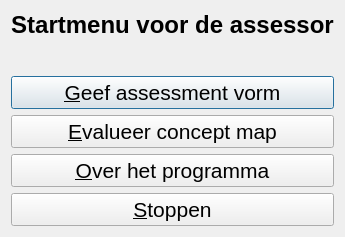
The window that Projects/ProjectBrainweaver/qtpvdbassessormenudialog.ui (richelbilderbeek/ProjectRichelBilderbeek) describes before a commit, drawn with Qt 5.
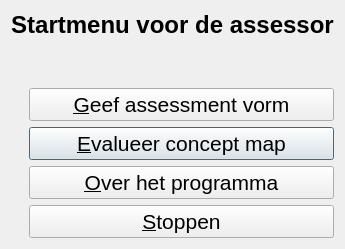
The same window after the commit. Icons and pictures are not drawn.

```diff
--- a/Projects/ProjectBrainweaver/qtpvdbassessormenudialog.ui
+++ b/Projects/ProjectBrainweaver/qtpvdbassessormenudialog.ui
@@ -6,8 +6,8 @@
    <rect>
     <x>0</x>
     <y>0</y>
-    <width>338</width>
-    <height>237</height>
+    <width>337</width>
+    <height>249</height>
    </rect>
   </property>
   <property name="font">
@@ -21,28 +21,38 @@
    <string>Mijn persoonlijke werktheorie, programma voor de assessor</string>
   </property>
   <property name="windowIcon">
-   <iconset resource="ProjectVanDenBogaart.qrc">
+   <iconset resource="Brainweaver.qrc">
     <normaloff>:/images/PicArrow14x14.png</normaloff>:/images/PicArrow14x14.png</iconset>
   </property>
-  <layout class="QVBoxLayout" name="verticalLayout">
-   <item>
-    <widget class="QLabel" name="title">
-     <property name="font">
-      <font>
-       <pointsize>18</pointsize>
-       <weight>75</weight>
-       <bold>true</bold>
-      </font>
+  <layout class="QGridLayout" name="gridLayout">
+   <item row="3" column="1">
+    <widget class="QPushButton" name="button_assess_result">
+     <property name="enabled">
+      <bool>true</bool>
      </property>
      <property name="text">
-      <string>Startmenu voor de assessor</string>
+      <string>&amp;Evalueer concept map</string>
      </property>
-     <property name="alignment">
-      <set>Qt::AlignCenter</set>
+    </widget>
+   </item>
+   <item row="4" column="1">
+    <widget class="QPushButton" name="button_about">
+     <property name="enabled">
+      <bool>true</bool>
      </property>
+     <property name="text">
+      <string>&amp;Over het programma</string>
+     </property>
     </widget>
    </item>
-   <item>
+   <item row="5" column="1">
+    <widget class="QPushButton" name="button_quit">
+     <property name="text">
+      <string>&amp;Stoppen</string>
+     </property>
+    </widget>
+   </item>
+   <item row="1" column="1">
     <spacer name="verticalSpacer">
      <property name="orientation">
       <enum>Qt::Vertical</enum>
@@ -55,37 +65,94 @@
      </property>
     </spacer>
    </item>
-   <item>
+   <item row="2" column="1">
     <widget class="QPushButton" name="button_create_assessment">
      <property name="text">
       <string>&amp;Geef assessment vorm</string>
      </property>
     </widget>
    </item>
-   <item>
-    <widget class="QPushButton" name="button_assess_result">
-     <property name="enabled">
-      <bool>true</bool>
+   <item row="2" column="0">
+    <widget class="QLabel" name="label">
+     <property name="sizePolicy">
+      <sizepolicy hsizetype="Maximum" vsizetype="Preferred">
+       <horstretch>0</horstretch>
+       <verstretch>0</verstretch>
+      </sizepolicy>
      </property>
      <property name="text">
-      <string>&amp;Evalueer concept map</string>
+      <string/>
      </property>
+     <property name="pixmap">
+      <pixmap resource="Brainweaver.qrc">:/images/PicCreateAssessment.png</pixmap>
+     </property>
     </widget>
    </item>
-   <item>
-    <widget class="QPushButton" name="button_about">
-     <property name="enabled">
-      <bool>true</bool>
+   <item row="0" column="0" colspan="2">
+    <widget class="QLabel" name="title">
+     <property name="font">
+      <font>
+       <pointsize>18</pointsize>
+       <weight>75</weight>
+       <bold>true</bold>
+      </font>
      </property>
      <property name="text">
-      <string>&amp;Over het programma</string>
+      <string>Startmenu voor de assessor</string>
      </property>
+     <property name="alignment">
+      <set>Qt::AlignCenter</set>
+     </property>
     </widget>
    </item>
-   <item>
-    <widget class="QPushButton" name="button_quit">
+   <item row="3" column="0">
+    <widget class="QLabel" name="label_2">
+     <property name="sizePolicy">
+      <sizepolicy hsizetype="Maximum" vsizetype="Preferred">
+       <horstretch>0</horstretch>
+       <verstretch>0</verstretch>
+      </sizepolicy>
+     </property>
      <property name="text">
-      <string>&amp;Stoppen</string>
+      <string/>
+     </property>
+     <property name="pixmap">
+      <pixmap resource="Brainweaver.qrc">:/images/PicAssess.png</pixmap>
+     </property>
+     <property name="scaledContents">
+      <bool>false</bool>
+     </property>
+    </widget>
+   </item>
+   <item row="4" column="0">
+    <widget class="QLabel" name="label_3">
+     <property name="sizePolicy">
+      <sizepolicy hsizetype="Maximum" vsizetype="Preferred">
+       <horstretch>0</horstretch>
+       <verstretch>0</verstretch>
+      </sizepolicy>
+     </property>
+     <property name="text">
+      <string/>
+     </property>
+     <property name="pixmap">
+      <pixmap resource="Brainweaver.qrc">:/images/PicAbout.png</pixmap>
+     </property>
+    </widget>
+   </item>
+   <item row="5" column="0">
+    <widget class="QLabel" name="label_4">
+     <property name="sizePolicy">
+      <sizepolicy hsizetype="Maximum" vsizetype="Preferred">
+       <horstretch>0</horstretch>
+       <verstretch>0</verstretch>
+      </sizepolicy>
+     </property>
+     <property name="text">
+      <string/>
+     </property>
+     <property name="pixmap">
+      <pixmap resource="Brainweaver.qrc">:/images/PicQuit.png</pixmap>
      </property>
     </widget>
    </item>
```
Left out of the diff: 8 changed lines with no effect on the pictures.
